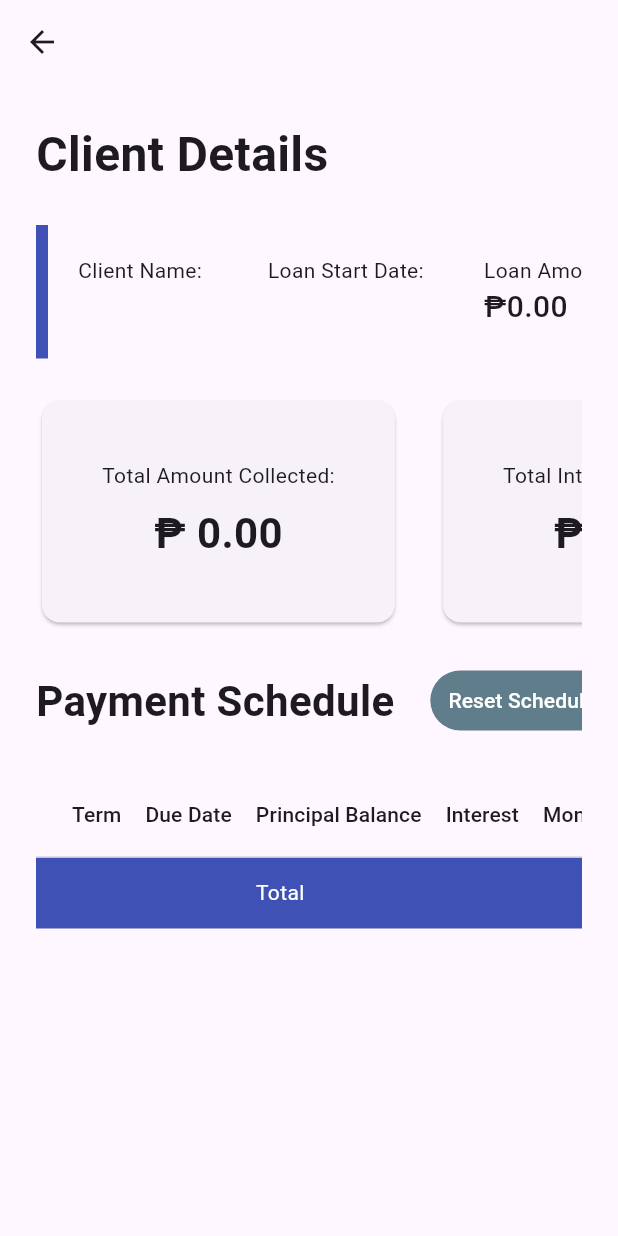
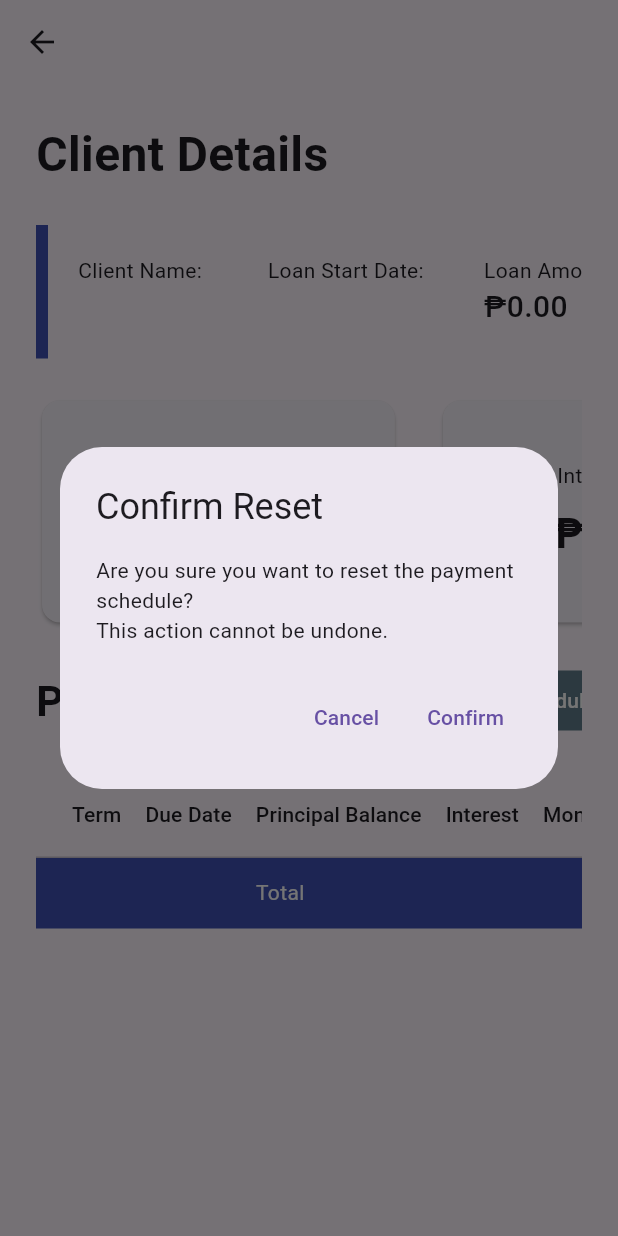
Before and after one commit to johannbleza/loan-app, a Flutter app: the ClientPage screen opened directly with empty values, after a tap on "Reset Schedule", on a phone screen of 412 x 824 dp. Run offline on Flutter 3.47's test engine with Material 3 defaults, Android fonts, the phone set to English and light mode, and no system bars; our stand-ins replace jiffy, sqflite, sqflite_common_ffi; missing offline and left inert: finance_updated; accounts and stored records are empty.

```diff
--- a/lib/components/balanceSheetComponents/entry_update_dialog.dart
+++ b/lib/components/balanceSheetComponents/entry_update_dialog.dart
@@ -83,6 +83,8 @@ class _EntryUpdateDialogState extends State<EntryUpdateDialog> {
             }
             balanceSheetCrud.updateBalanceSheet(
               BalanceSheet(
+                paymentId: widget.balanceSheet.paymentId,
+                clientId: widget.balanceSheet.clientId,
                 balanceSheetId: widget.balanceSheet.balanceSheetId,
                 date: _dateController.text,
                 inAmount:
--- a/lib/components/clientsComponents/client_add_dialog.dart
+++ b/lib/components/clientsComponents/client_add_dialog.dart
@@ -1,5 +1,6 @@
 import 'package:flutter/material.dart';
 import 'package:flutter/services.dart';
+import 'package:jiffy/jiffy.dart';
 import 'package:loan_app/components/utilComponents/select_agent_button.dart';
 import 'package:loan_app/components/utilComponents/select_date_button.dart';
 import 'package:loan_app/models/agent.dart';
--- a/lib/components/clientsComponents/client_info_row.dart
+++ b/lib/components/clientsComponents/client_info_row.dart
@@ -18,7 +18,10 @@ class _ClientInfoRowState extends State<ClientInfoRow> {
       ),
       child: Padding(
         padding: const EdgeInsets.all(20.0),
-        child: Row(
+        child: Column(
+          crossAxisAlignment: CrossAxisAlignment.start,
+          children: [
+            Row(
               mainAxisSize: MainAxisSize.min,
               children: [
                 Column(
@@ -27,7 +30,10 @@ class _ClientInfoRowState extends State<ClientInfoRow> {
                     Text("Client Name: "),
                     Text(
                       widget.client.clientName,
-                  style: TextStyle(fontSize: 20, fontWeight: FontWeight.w500),
+                      style: TextStyle(
+                        fontSize: 20,
+                        fontWeight: FontWeight.w500,
+                      ),
                     ),
                   ],
                 ),
@@ -38,7 +44,10 @@ class _ClientInfoRowState extends State<ClientInfoRow> {
                     Text("Loan Start Date:"),
                     Text(
                       widget.client.loanDate,
-                  style: TextStyle(fontSize: 20, fontWeight: FontWeight.w500),
+                      style: TextStyle(
+                        fontSize: 20,
+                        fontWeight: FontWeight.w500,
+                      ),
                     ),
                   ],
                 ),
@@ -49,7 +58,10 @@ class _ClientInfoRowState extends State<ClientInfoRow> {
                     Text("Loan Amount:"),
                     Text(
                       "₱${widget.client.loanAmount.toStringAsFixed(2).replaceAllMapped(RegExp(r'(\d{1,3})(?=(\d{3})+(?!\d))'), (Match m) => '${m[1]},')}",
-                  style: TextStyle(fontSize: 20, fontWeight: FontWeight.w500),
+                      style: TextStyle(
+                        fontSize: 20,
+                        fontWeight: FontWeight.w500,
+                      ),
                     ),
                   ],
                 ),
@@ -59,7 +71,10 @@ class _ClientInfoRowState extends State<ClientInfoRow> {
                     Text("Loan Term:"),
                     Text(
                       widget.client.loanTerm.toString(),
-                  style: TextStyle(fontSize: 20, fontWeight: FontWeight.w500),
+                      style: TextStyle(
+                        fontSize: 20,
+                        fontWeight: FontWeight.w500,
+                      ),
                     ),
                   ],
                 ),
@@ -69,11 +84,14 @@ class _ClientInfoRowState extends State<ClientInfoRow> {
                     Text("Interest Rate:"),
                     Text(
                       "${widget.client.interestRate.toStringAsFixed(2)}%",
-                  style: TextStyle(fontSize: 20, fontWeight: FontWeight.w500),
+                      style: TextStyle(
+                        fontSize: 20,
+                        fontWeight: FontWeight.w500,
+                      ),
                     ),
                   ],
                 ),
-            if (widget.client.isFlexible == 1) SizedBox(width: 40),
+                SizedBox(width: 40),
                 if (widget.client.isFlexible == 1)
                   Column(
                     crossAxisAlignment: CrossAxisAlignment.start,
@@ -82,11 +100,14 @@ class _ClientInfoRowState extends State<ClientInfoRow> {
                       Text(
                         "₱${(widget.client.loanAmount * (widget.client.interestRate / 100)).toStringAsFixed(2).replaceAllMapped(RegExp(r'(\d{1,3})(?=(\d{3})+(?!\d))'), (Match m) => '${m[1]},')}",
 
-                    style: TextStyle(fontSize: 20, fontWeight: FontWeight.w500),
+                        style: TextStyle(
+                          fontSize: 20,
+                          fontWeight: FontWeight.w500,
+                        ),
                       ),
                     ],
                   ),
-            SizedBox(width: 40),
+                if (widget.client.isFlexible == 0) ...[
                   Column(
                     crossAxisAlignment: CrossAxisAlignment.start,
                     children: [
@@ -94,7 +115,10 @@ class _ClientInfoRowState extends State<ClientInfoRow> {
                       Text(
                         widget.client.agentName!,
 
-                  style: TextStyle(fontSize: 20, fontWeight: FontWeight.w500),
+                        style: TextStyle(
+                          fontSize: 20,
+                          fontWeight: FontWeight.w500,
+                        ),
                       ),
                     ],
                   ),
@@ -104,7 +128,10 @@ class _ClientInfoRowState extends State<ClientInfoRow> {
                       Text("Agent Share:"),
                       Text(
                         "${widget.client.agentInterest.toStringAsFixed(2)}%",
-                  style: TextStyle(fontSize: 20, fontWeight: FontWeight.w500),
+                        style: TextStyle(
+                          fontSize: 20,
+                          fontWeight: FontWeight.w500,
+                        ),
                       ),
                     ],
                   ),
@@ -116,10 +143,65 @@ class _ClientInfoRowState extends State<ClientInfoRow> {
                         Text("Payment Plan:"),
                         Text(
                           "Flexible",
-                    style: TextStyle(fontSize: 20, fontWeight: FontWeight.w500),
+                          style: TextStyle(
+                            fontSize: 20,
+                            fontWeight: FontWeight.w500,
+                          ),
                         ),
                       ],
                     ),
+                ],
+              ],
+            ),
+            if (widget.client.isFlexible == 1) ...[
+              SizedBox(height: 24),
+              Row(
+                children: [
+                  Column(
+                    crossAxisAlignment: CrossAxisAlignment.start,
+                    children: [
+                      Text("Agent Name:"),
+                      Text(
+                        widget.client.agentName!,
+
+                        style: TextStyle(
+                          fontSize: 20,
+                          fontWeight: FontWeight.w500,
+                        ),
+                      ),
+                    ],
+                  ),
+                  SizedBox(width: 40),
+                  Column(
+                    children: [
+                      Text("Agent Share:"),
+                      Text(
+                        "${widget.client.agentInterest.toStringAsFixed(2)}%",
+                        style: TextStyle(
+                          fontSize: 20,
+                          fontWeight: FontWeight.w500,
+                        ),
+                      ),
+                    ],
+                  ),
+                  SizedBox(width: 40),
+                  if (widget.client.isFlexible == 1)
+                    Column(
+                      crossAxisAlignment: CrossAxisAlignment.start,
+                      children: [
+                        Text("Payment Plan:"),
+                        Text(
+                          "Flexible",
+                          style: TextStyle(
+                            fontSize: 20,
+                            fontWeight: FontWeight.w500,
+                          ),
+                        ),
+                      ],
+                    ),
+                ],
+              ),
+            ],
           ],
         ),
       ),
--- a/lib/components/paymentComponents/payment_monthly_table.dart
+++ b/lib/components/paymentComponents/payment_monthly_table.dart
@@ -75,6 +75,7 @@ class _PaymentMonthlyTableState extends State<PaymentMonthlyTable> {
               ),
               DataCell(
                 PaymentUpdateButton(
+                  showFullyPaidOption: payment.isFlexible == 1 ? true : false,
                   payment: payment,
                   paymentsData: widget.paymentData,
                   onPaymentStatusUpdated: widget.refreshMonthlyPaymentTable,
--- a/lib/components/paymentComponents/payment_update_dialog.dart
+++ b/lib/components/paymentComponents/payment_update_dialog.dart
@@ -229,7 +229,7 @@ class _PaymentUpdateDialogState extends State<PaymentUpdateDialog> {
                   outAmount: 0,
                   balance: flexibleMonthlyPayment,
                   remarks:
-                      '${widget.payment.clientName} - Payment for ${Jiffy.parse(widget.payment.paymentSchedule, pattern: 'MMM d, yyyy').format(pattern: 'MMM yyyy')}',
+                      '${widget.payment.clientName} - Payment for ${Jiffy.parse(widget.payment.paymentSchedule, pattern: 'MMM d, yyyy').format(pattern: 'MMM d, yyyy')}',
                   paymentId: widget.payment.paymentId,
                 ),
               );
@@ -267,7 +267,7 @@ class _PaymentUpdateDialogState extends State<PaymentUpdateDialog> {
                   outAmount: 0,
                   balance: widget.payment.monthlyPayment,
                   remarks:
-                      '${widget.payment.clientName} - Payment for ${Jiffy.parse(widget.payment.paymentSchedule, pattern: 'MMM d, yyyy').format(pattern: 'MMM yyyy')}',
+                      '${widget.payment.clientName} - Payment for ${Jiffy.parse(widget.payment.paymentSchedule, pattern: 'MMM d, yyyy').format(pattern: 'MMM d, yyyy')}',
                   paymentId: widget.payment.paymentId,
                 ),
               );
@@ -280,7 +280,7 @@ class _PaymentUpdateDialogState extends State<PaymentUpdateDialog> {
                   outAmount: 0,
                   balance: widget.payment.interestPaid,
                   remarks:
-                      '${widget.payment.clientName} - Partial (Interest) Payment for ${Jiffy.parse(widget.payment.paymentSchedule, pattern: 'MMM d, yyyy').format(pattern: 'MMM yyyy')}',
+                      '${widget.payment.clientName} - Partial (Interest) Payment for ${Jiffy.parse(widget.payment.paymentSchedule, pattern: 'MMM d, yyyy').format(pattern: 'MMM d, yyyy')}',
                   paymentId: widget.payment.paymentId,
                 ),
               );
@@ -330,15 +330,27 @@ class _PaymentUpdateDialogState extends State<PaymentUpdateDialog> {
                   payment.principalBalance,
                 );
               }
-              // // Adjust Balance
+
+              // // Adjust Interest Paid
               // for (Payment payment in widget.paymentsData!.sublist(
               //   widget.paymentsData!.indexOf(widget.payment),
               // )) {
-              //   await paymentCrud.updatePrincipalBalanceByPaymentId(
+              //   await paymentCrud.updateInterestPaidCapitalPayment(
               //     payment.paymentId! + 1,
-              //     payment.principalBalance,
+              //     payment.interestPaid,
+              //     payment.capitalPayment,
               //   );
               // }
+
+              // Adjust Balance
+              for (Payment payment in widget.paymentsData!.sublist(
+                widget.paymentsData!.indexOf(widget.payment),
+              )) {
+                await paymentCrud.updatePrincipalBalanceByPaymentId(
+                  payment.paymentId! + 1,
+                  payment.principalBalance,
+                );
+              }
             } else if (_remarksController.text == 'Partial (Capital)') {
               balanceSheetCrud.createBalanceSheet(
                 BalanceSheet(
@@ -347,7 +359,7 @@ class _PaymentUpdateDialogState extends State<PaymentUpdateDialog> {
                   outAmount: 0,
                   balance: widget.payment.capitalPayment,
                   remarks:
-                      '${widget.payment.clientName} - Partial (Capital) Payment for ${Jiffy.parse(widget.payment.paymentSchedule, pattern: 'MMM d, yyyy').format(pattern: 'MMM yyyy')}',
+                      '${widget.payment.clientName} - Partial (Capital) Payment for ${Jiffy.parse(widget.payment.paymentSchedule, pattern: 'MMM d, yyyy').format(pattern: 'MMM d, yyyy')}',
                   paymentId: widget.payment.paymentId,
                 ),
               );
--- a/lib/components/paymentComponents/reset_payment_schedule_button.dart
+++ b/lib/components/paymentComponents/reset_payment_schedule_button.dart
@@ -26,6 +26,29 @@ class _ResetPaymentScheduleButtonState
         foregroundColor: Colors.white,
       ),
       onPressed: () async {
+        final confirm = await showDialog<bool>(
+          context: context,
+          builder: (BuildContext context) {
+            return AlertDialog(
+              title: Text("Confirm Reset"),
+              content: Text(
+                "Are you sure you want to reset the payment schedule?\nThis action cannot be undone.",
+              ),
+              actions: [
+                TextButton(
+                  onPressed: () => Navigator.of(context).pop(false),
+                  child: Text("Cancel"),
+                ),
+                TextButton(
+                  onPressed: () => Navigator.of(context).pop(true),
+                  child: Text("Confirm"),
+                ),
+              ],
+            );
+          },
+        );
+
+        if (confirm == true) {
           paymentCrud.deletePaymentByClientId(widget.client.clientId!);
           if (widget.client.isFlexible == 1) {
             await paymentCrud.generateFlexiblePayment(widget.client);
@@ -34,7 +57,13 @@ class _ResetPaymentScheduleButtonState
           }
           await paymentCrud.updateOverduePayments();
 
+          // Show success message
+          ScaffoldMessenger.of(context).showSnackBar(
+            SnackBar(content: Text("Payment schedule reset successfully.")),
+          );
+
           widget.onReset();
+        }
       },
       child: Text("Reset Schedule"),
     );
--- a/lib/database/database.dart
+++ b/lib/database/database.dart
@@ -32,9 +32,6 @@ class DatabaseHelper {
       onOpen: (db) async {
         print(path);
         await db.execute('PRAGMA foreign_keys = ON');
-        // await db.execute(
-        //   'ALTER TABLE client ADD COLUMN isFlexible INTEGER DEFAULT 0',
-        // );
       },
     );
   }
```
Also changed, not shown: lib/database/payment_crud.dart (+23 -2 lines), lib/main.dart (+5 -3 lines), lib/screens/balance_sheet_list_screen.dart (+8 -5 lines). Lines whose indentation alone changed are shown as unchanged.
